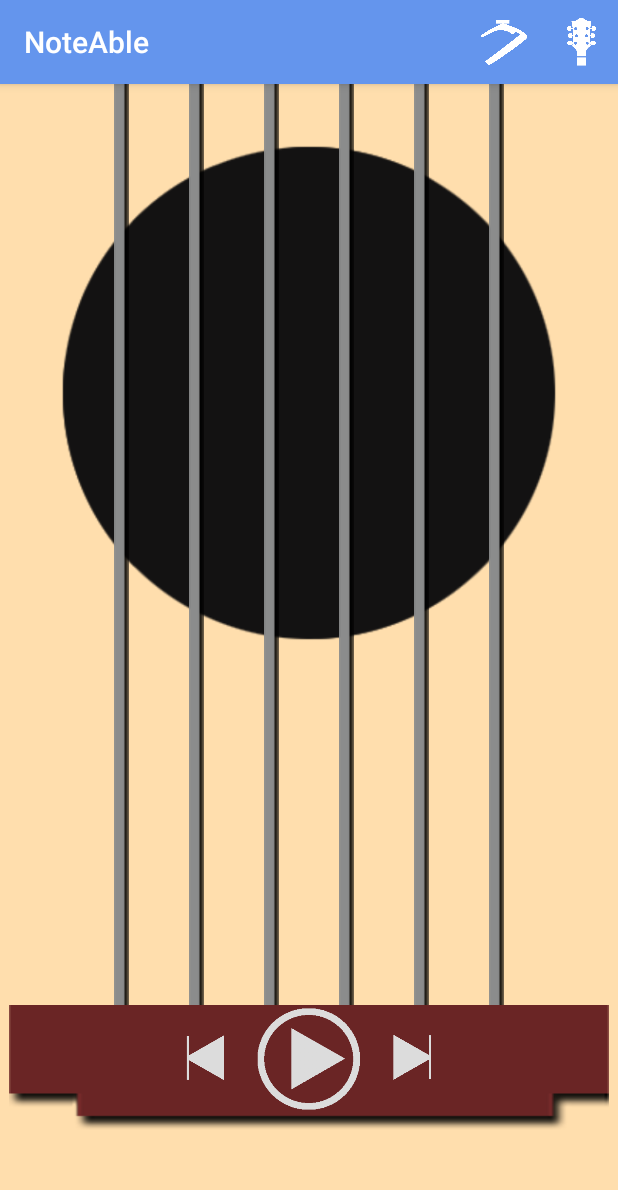
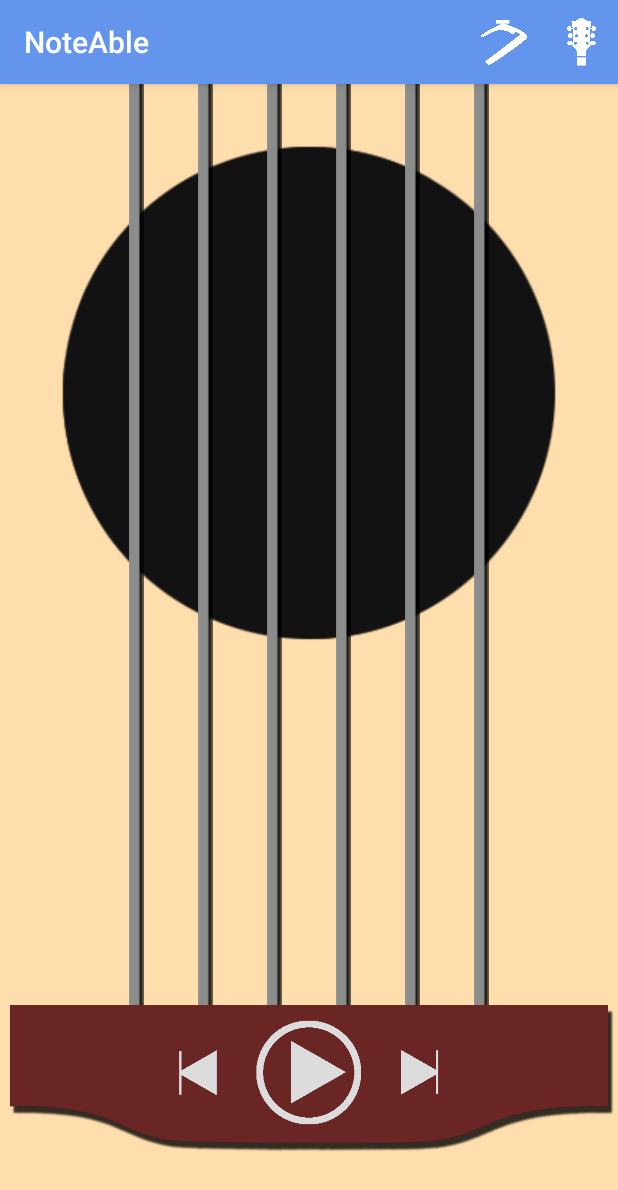
Before and after one commit to msuson/NoteAble, an Android app: the screen it shows after launch (MainActivity), on a phone screen of 412 x 824 dp. Shown: the top 1190 px of the screen. Run offline under Robolectric (Android 15) with nearby library versions, the phone set to English and light mode, and no system bars.

Commit message:
NoteAble V2.1 new changed bridge asset

```diff
--- a/app/build.gradle
+++ b/app/build.gradle
@@ -8,8 +8,8 @@ android {
         applicationId "suson.marco.noteable"
         minSdkVersion 15
         targetSdkVersion 23
-        versionCode 2
-        versionName "2.0"
+        versionCode 3
+        versionName "2.1"
     }
     buildTypes {
         release {
--- a/app/src/main/AndroidManifest.xml
+++ b/app/src/main/AndroidManifest.xml
@@ -1,8 +1,8 @@
 <?xml version="1.0" encoding="utf-8"?>
 <manifest xmlns:android="http://schemas.android.com/apk/res/android"
     package="suson.marco.noteable"
-    android:versionCode="2"
-    android:versionName="2.0">
+    android:versionCode="3"
+    android:versionName="2.1">
 
     <application
         android:allowBackup="true"
--- a/app/src/main/res/layout/activity_main.xml
+++ b/app/src/main/res/layout/activity_main.xml
@@ -39,7 +39,7 @@
                 android:layout_height="match_parent"
                 android:src="@drawable/strings_smaller"
                 android:background="@null"
-                android:padding="20dp"/>
+                android:padding="18dp"/>
 
             <ImageButton
                 android:id="@+id/string5"
@@ -47,7 +47,7 @@
                 android:layout_height="wrap_content"
                 android:src="@drawable/strings_smaller"
                 android:background="@null"
-                android:padding="20dp"/>
+                android:padding="18dp"/>
 
             <ImageButton
                 android:id="@+id/string4"
@@ -55,7 +55,7 @@
                 android:layout_height="wrap_content"
                 android:src="@drawable/strings_smaller"
                 android:background="@null"
-                android:padding="20dp"/>
+                android:padding="18dp"/>
 
             <ImageButton
                 android:id="@+id/string3"
@@ -63,7 +63,7 @@
                 android:layout_height="wrap_content"
                 android:src="@drawable/strings_smaller"
                 android:background="@null"
-                android:padding="20dp"/>
+                android:padding="18dp"/>
 
             <ImageButton
                 android:id="@+id/string2"
@@ -71,7 +71,7 @@
                 android:layout_height="wrap_content"
                 android:src="@drawable/strings_smaller"
                 android:background="@null"
-                android:padding="20dp"/>
+                android:padding="18dp"/>
 
             <ImageButton
                 android:id="@+id/string1"
@@ -79,7 +79,7 @@
                 android:layout_height="wrap_content"
                 android:src="@drawable/strings_smaller"
                 android:background="@null"
-                android:padding="20dp"/>
+                android:padding="18dp"/>
 
         </LinearLayout>
 
@@ -91,10 +91,11 @@
             <ImageView
                 android:layout_width="wrap_content"
                 android:layout_height="wrap_content"
-                android:src="@drawable/bridge"
+                android:src="@drawable/guitar_bridge"
                 android:adjustViewBounds="true"/>
 
             <LinearLayout
+                android:paddingTop="10dp"
                 android:layout_width="wrap_content"
                 android:layout_height="wrap_content"
                 android:orientation="horizontal"
@@ -102,6 +103,7 @@
 
                 <ImageButton
                     android:paddingTop="10dp"
+                    android:paddingRight="10dp"
                     android:id="@+id/prevButton"
                     android:layout_width="60dp"
                     android:layout_height="60dp"
@@ -110,7 +112,6 @@
                     android:background="@null"/>
 
                 <ImageButton
-                    android:paddingTop="2dp"
                     android:id="@+id/playButton"
                     android:layout_width="70dp"
                     android:layout_height="70dp"
@@ -120,6 +121,7 @@
 
                 <ImageButton
                     android:paddingTop="10dp"
+                    android:paddingLeft="10dp"
                     android:id="@+id/nextButton"
                     android:layout_width="60dp"
                     android:layout_height="60dp"
--- a/app/src/main/res/layout/activity_settings.xml
+++ b/app/src/main/res/layout/activity_settings.xml
@@ -7,6 +7,6 @@
     <TextView
         android:layout_width="wrap_content"
         android:layout_height="wrap_content"
-        android:text="NoteAble Ear Training\nVersion 2.0"/>
+        android:text="NoteAble Ear Training\nVersion 2.1"/>
 
 </RelativeLayout>
```
Also changed, not shown: app/src/main/res/drawable/guitar_bridge.png (added).
